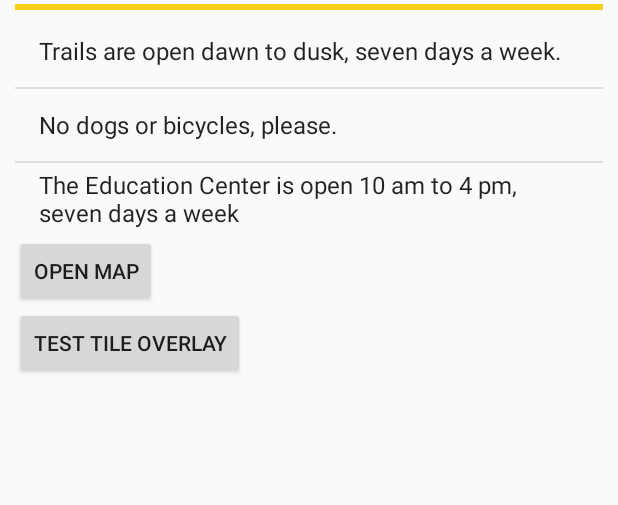
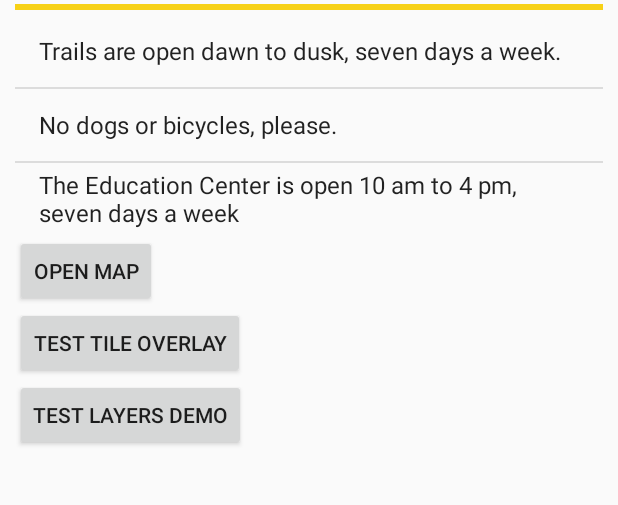
Before and after one commit to HundredVisionsGuy/JacksonBottomApp, an Android app: the screen it shows after launch (MainActivity), on a phone screen of 412 x 824 dp, the part 213-718 px from its top. Run offline under Robolectric (Android 15) with nearby library versions, the phone set to English and light mode, and no system bars.

Commit message:
Adding Button & Code in Main Activity for the Layers Demo Activity

```diff
--- a/app/src/main/java/org/chsweb/innovationacademy/jacksonbottom/MainActivity.java
+++ b/app/src/main/java/org/chsweb/innovationacademy/jacksonbottom/MainActivity.java
@@ -51,7 +51,24 @@ public class MainActivity extends AppCompatActivity {
                 }
             }
         });
-
+        try {
+            final Button button_launch_layers_demo = (Button) findViewById(R.id.button_launch_layers_demo_activity);
+            button_launch_layers_demo.setOnClickListener(new View.OnClickListener() {
+                @Override
+                public void onClick(View v) {
+                    // Launch Layers Demo
+                    try {
+                        Intent intent = new Intent(v.getContext(), LayersDemoActivity.class);
+                        startActivity(intent);
+                    } catch (Exception ex) {
+                        Log.v(TAG, "We have a problem Houston: " + ex.toString());
+                    }
+                }
+            });
+        }
+        catch (Exception ex) {
+            Log.v(TAG, "launch_layers has a problem" + ex.toString());
+        }
         ArrayAdapter<String> adapter = new ArrayAdapter<>(this,
                 android.R.layout.simple_list_item_1, rules);
 
--- a/app/src/main/res/layout/activity_main.xml
+++ b/app/src/main/res/layout/activity_main.xml
@@ -67,6 +67,11 @@
                 android:layout_height="wrap_content"
                 android:id="@+id/button_launch_tile_overlay_activity"
                 android:text="@string/button_launch_tile_overlay_text"/>
+            <Button
+                android:layout_width="wrap_content"
+                android:layout_height="wrap_content"
+                android:id="@+id/button_launch_layers_demo_activity"
+                android:text="@string/button_launch_layers_demo_text"/>
 
         </LinearLayout>
 
```
